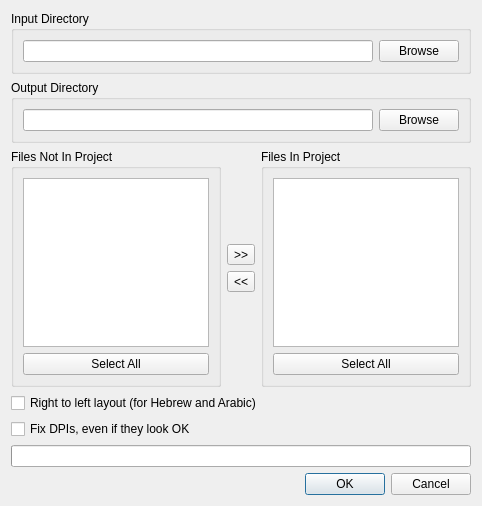
4lex4/scantailor-advanced, file ui/ProjectFilesDialog.ui: the form before one commit.
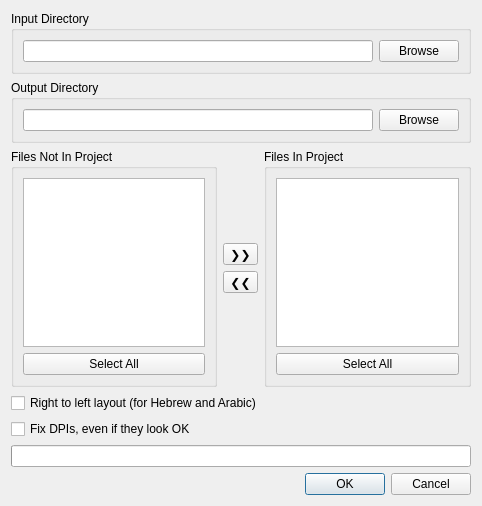
The form after the commit.

The edit to the form file:
```diff
--- a/ui/ProjectFilesDialog.ui
+++ b/ui/ProjectFilesDialog.ui
@@ -105,7 +105,7 @@
 &lt;p style=&quot; margin-top:0px; margin-bottom:0px; margin-left:0px; margin-right:0px; -qt-block-indent:0; text-indent:0px;&quot;&gt;Add selected files to project.&lt;/p&gt;&lt;/body&gt;&lt;/html&gt;</string>
          </property>
          <property name="text">
-          <string>&gt;&gt;</string>
+          <string notr="true">❯❯</string>
          </property>
         </widget>
        </item>
@@ -118,7 +118,7 @@
 &lt;p style=&quot; margin-top:0px; margin-bottom:0px; margin-left:0px; margin-right:0px; -qt-block-indent:0; text-indent:0px;&quot;&gt;Remove selected files from project.&lt;/p&gt;&lt;/body&gt;&lt;/html&gt;</string>
          </property>
          <property name="text">
-          <string>&lt;&lt;</string>
+          <string notr="true">❮❮</string>
          </property>
         </widget>
        </item>
```
